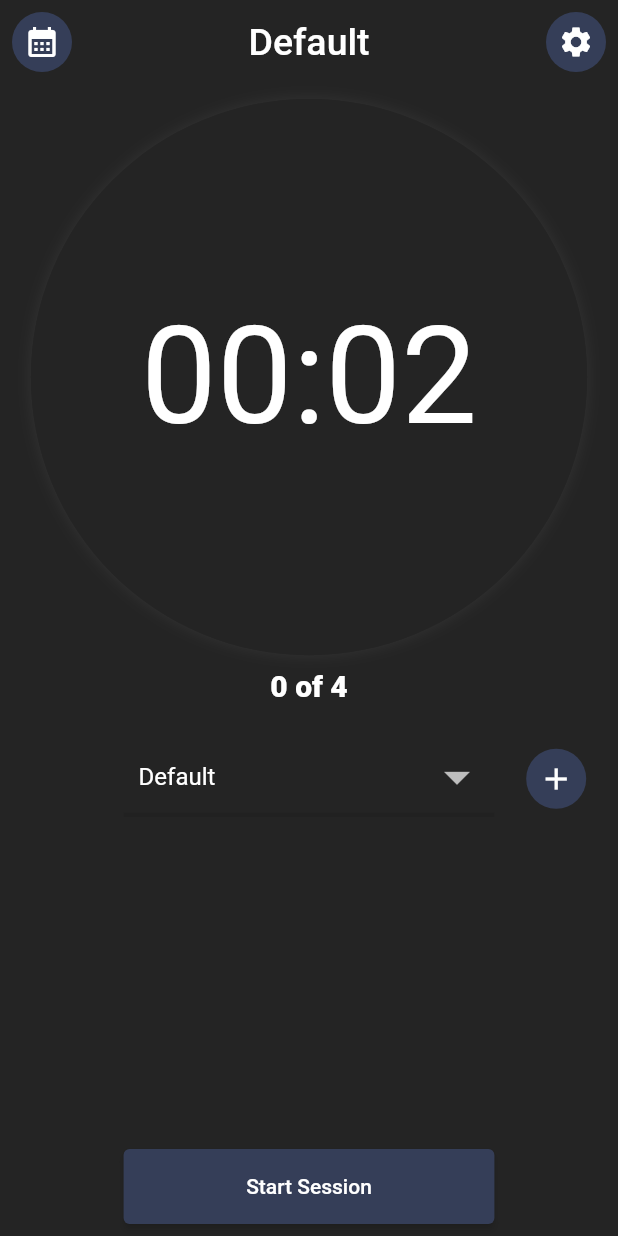
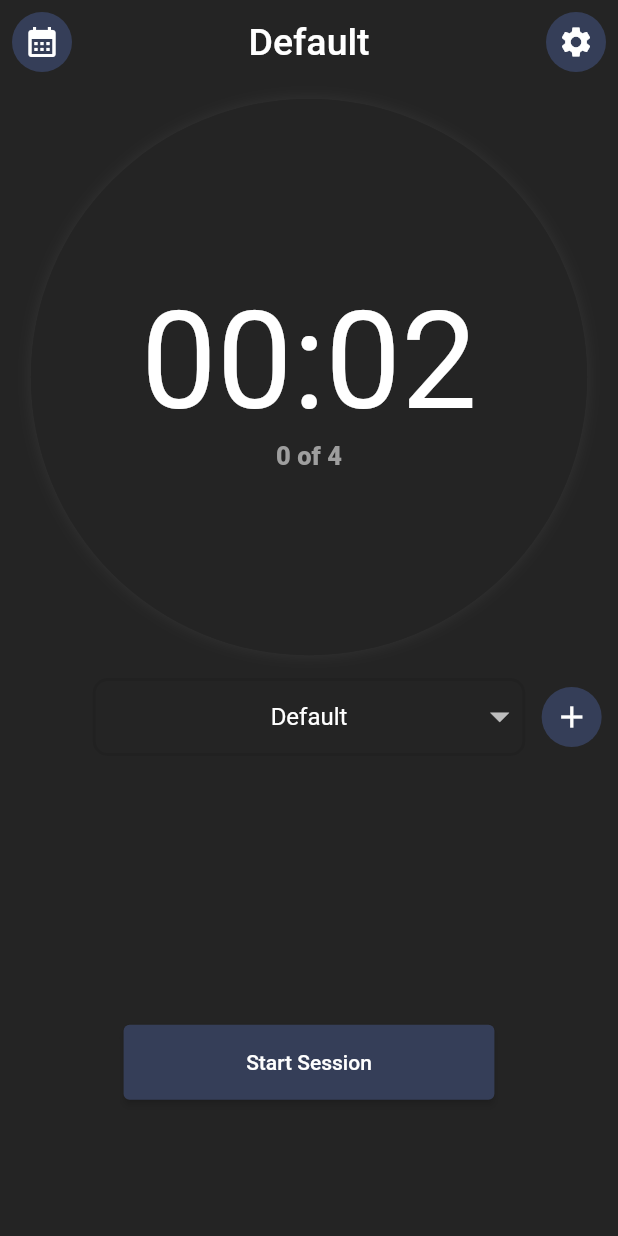
Before and after one commit to vin-murithi/zeit-prototype, a Flutter app: the screen it shows after launch, on a phone screen of 412 x 824 dp. Run offline on Flutter 3.47's test engine with Material 2 defaults, Android fonts, the light colour scheme and no system bars; drawn by our look-alikes of flutter_settings_screens; our stand-ins replace audioplayers, pie_chart, table_calendar; Roboto replaces fonts that are missing (Orbitron).

Commit message:
fixed keyboard issue

```diff
--- a/lib/screens/home/home_screen.dart
+++ b/lib/screens/home/home_screen.dart
@@ -388,26 +388,30 @@ class _HomeScreenState extends State<HomeScreen> {
     Widget getDropDown(taskList) {
       //taskList
       return Container(
-        width: deviceWidth * 0.6,
+        width: deviceWidth * 0.7,
         decoration: BoxDecoration(
-          border: Border(
-              bottom:
-                  BorderSide(color: Theme.of(context).primaryColor, width: 3)),
-          // border: Border.all(color: Theme.of(context).primaryColor, width: 1),
-          // borderRadius: BorderRadius.circular(5),
+          // border: Border(
+          //     bottom:
+          //         BorderSide(color: Theme.of(context).primaryColor, width: 3)),
+          border: Border.all(color: Theme.of(context).primaryColor, width: 2),
+          borderRadius: BorderRadius.circular(10),
         ),
         child: DropdownButtonHideUnderline(
           child: Padding(
-            padding: const EdgeInsets.fromLTRB(10, 0, 5, 0),
+            padding: const EdgeInsets.fromLTRB(30, 0, 0, 0),
             child: DropdownButton<String>(
                 isExpanded: true,
-                iconSize: 40,
+                iconSize: 30,
                 value: selectedTaskName,
                 items: taskList
                     .map<DropdownMenuItem<String>>(
                         (value) => DropdownMenuItem<String>(
                               value: value,
-                              child: Text(value),
+                              child: Center(
+                                  child: Text(
+                                value,
+                                textAlign: TextAlign.center,
+                              )),
                             ))
                     .toList(),
                 onChanged: (value) {
@@ -461,7 +465,7 @@ class _HomeScreenState extends State<HomeScreen> {
       } else {
         return Container(
             height: deviceHeight * 0.07,
-            width: deviceWidth * 0.6,
+            width: deviceWidth * 0.7,
             child: TextField(
               onChanged: (text) {
                 setState(() {
@@ -498,7 +502,9 @@ class _HomeScreenState extends State<HomeScreen> {
 
     return Scaffold(
       appBar: buildAppBar(context),
+      resizeToAvoidBottomInset: true,
       body: SafeArea(
+        child: SingleChildScrollView(
           child: Column(
             children: <Widget>[
               //Rest of the UI
@@ -525,29 +531,31 @@ class _HomeScreenState extends State<HomeScreen> {
                         backgroundColor:
                             Theme.of(context).scaffoldBackgroundColor,
                         radius: deviceHeight * 0.5,
-                      child: Text(
+                        child: Column(
+                          mainAxisAlignment: MainAxisAlignment.center,
+                          children: [
+                            Text(
                               '$minutes:$seconds',
                               style: TextStyle(
                                 fontSize: 90.0,
                                 fontFamily: 'Orbitron',
-                          color: Theme.of(context).textTheme.bodyText2!.color,
+                                color: Theme.of(context)
+                                    .textTheme
+                                    .bodyText2!
+                                    .color,
                               ),
                             ),
+                            Text(
+                              '$currentSessionCount of 4',
+                              style: const TextStyle(
+                                fontSize: 17.0,
+                                fontWeight: FontWeight.w800,
+                                // color: kTextColor,
                               ),
                             ),
+                          ],
                         ),
                       ),
-              //Session progress
-              Container(
-                alignment: Alignment.center,
-                height: deviceHeight * 0.05,
-                width: deviceWidth,
-                child: Text(
-                  '$currentSessionCount of 4',
-                  style: const TextStyle(
-                    fontSize: 20.0,
-                    fontWeight: FontWeight.w900,
-                    // color: kTextColor,
                     ),
                   ),
                 ),
@@ -561,19 +569,22 @@ class _HomeScreenState extends State<HomeScreen> {
                       mainAxisAlignment: MainAxisAlignment.spaceEvenly,
                       children: [
                         Container(
-                        width: deviceWidth * 0.2,
+                          width: deviceWidth * 0.15,
                           child: !taskListDisplayed ? getCancelButton() : null,
                         ),
-                      getTaskListWidget(),
+                        Center(
+                          child: getTaskListWidget(),
+                        ),
                         Container(
-                        width: deviceWidth * 0.2,
+                          width: deviceWidth * 0.15,
                           child: Center(
                               child: GestureDetector(
                                   onTap: () {
                                     if (!taskListDisplayed) {
                                       saveTask(taskInputFieldValue.replaceFirst(
                                           taskInputFieldValue[0],
-                                        taskInputFieldValue[0].toUpperCase()));
+                                          taskInputFieldValue[0]
+                                              .toUpperCase()));
                                     }
                                     setState(() {
                                       if (taskListDisplayed) {
@@ -598,12 +609,15 @@ class _HomeScreenState extends State<HomeScreen> {
                 ),
               ]),
               //Conditional Buttons
-            Expanded(
-                child: Padding(
+              Padding(
                 padding: const EdgeInsets.all(8.0),
+                child: Container(
+                  height: deviceHeight * 0.25,
                   child: getButtons(),
-            )),
+                ),
+              ),
             ],
+          ),
         ),
       ),
     );
```
Also changed, not shown: 1 other file. Lines whose indentation alone changed are shown as unchanged.
